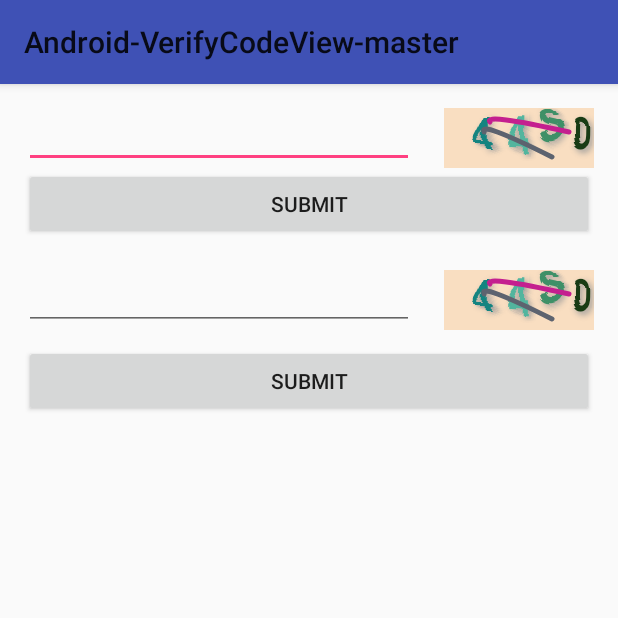
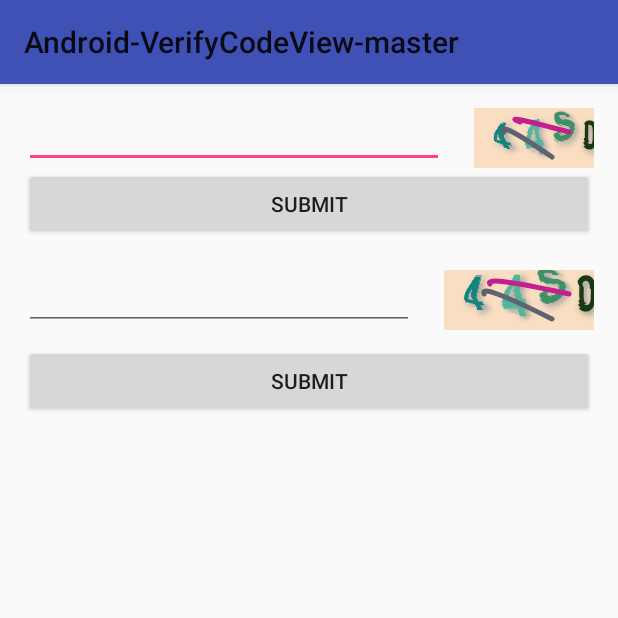
Before and after one commit to Freshman111/VerificationCodeView, an Android app: the screen it shows after launch (MainActivity), on a phone screen of 412 x 824 dp, the top half of it. Run offline under Robolectric (Android 15) with nearby library versions, the phone set to English and light mode, and no system bars.

Commit message:
修改有时候显示不全问题

```diff
--- a/app/src/main/java/sgffsg/com/verifycodeview/VerificationCodeView.java
+++ b/app/src/main/java/sgffsg/com/verifycodeview/VerificationCodeView.java
@@ -175,6 +175,7 @@ public class VerificationCodeView extends View {
         //画背景
         myCanvas.drawColor(YELLOW_BG_COLOR);
         if (tempCode!=null&&tempCode.length()>0){
+            textPaint.setTextSize(mWidth/3);
             textPaint.getTextBounds(tempCode,0,codeNum,textBound);
             float charLength=(textBound.width())/codeNum;
             for (int i=0;i<codeNum;i++){
@@ -185,7 +186,7 @@ public class VerificationCodeView extends View {
                 myCanvas.rotate(offsetDegree,mWidth/2,mHeight/2);
                 // 给画笔设置随机颜色，+20是为了去除一些边界值
                 textPaint.setARGB(255, mRandom.nextInt(200) + 20, mRandom.nextInt(200) + 20, mRandom.nextInt(200) + 20);
-                myCanvas.drawText(String.valueOf(tempCode.charAt(i)), i * charLength * 1.6f+30, mHeight * 2 / 3f, textPaint);
+                myCanvas.drawText(String.valueOf(tempCode.charAt(i)), i * charLength * 1.6f+20, mHeight * 2 / 3f, textPaint);
                 myCanvas.restore();
             }
         }
--- a/app/src/main/res/layout/activity_main.xml
+++ b/app/src/main/res/layout/activity_main.xml
@@ -14,7 +14,7 @@
     <sgffsg.com.verifycodeview.VerificationCodeView
         android:id="@+id/verifycodeview"
         android:layout_alignParentRight="true"
-        android:layout_width="100dp"
+        android:layout_width="80dp"
         android:layout_height="40dp" />
 
     <EditText
```
